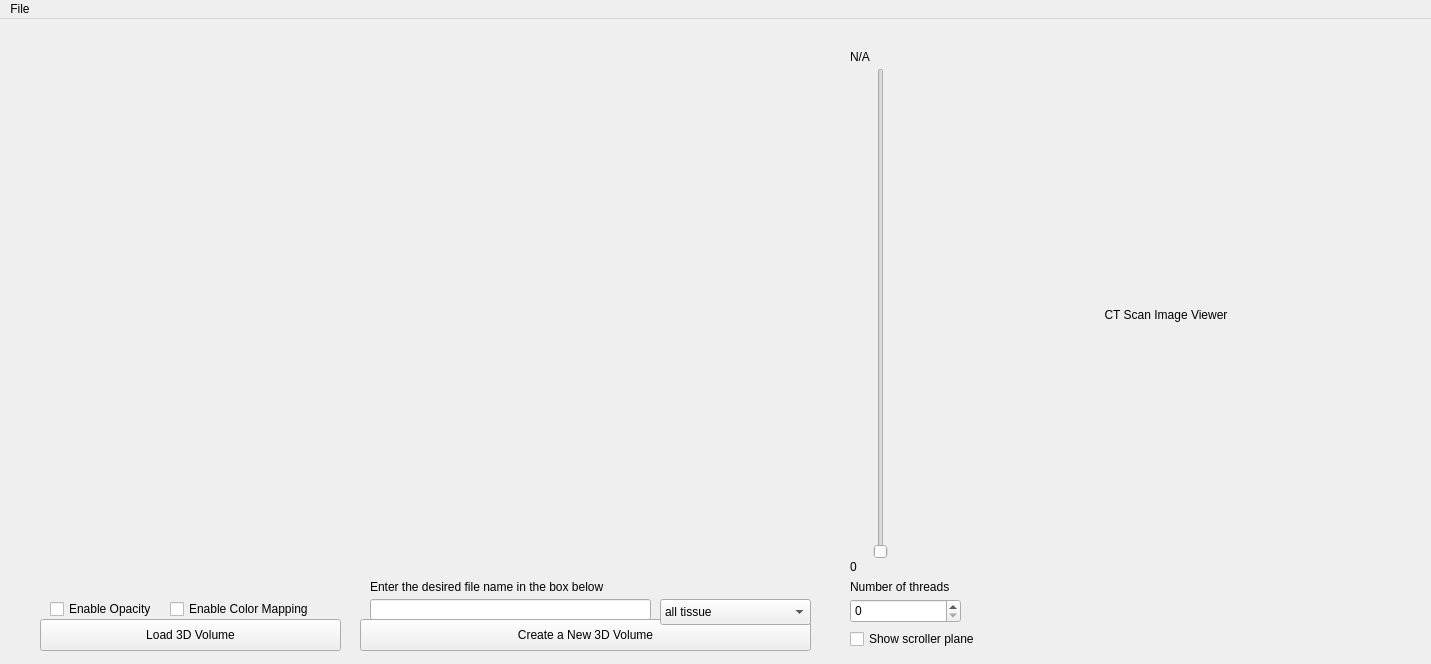
The window that forms/mainwindow.ui (chloesnyder/CIS497) describes before a commit, drawn with Qt 5.
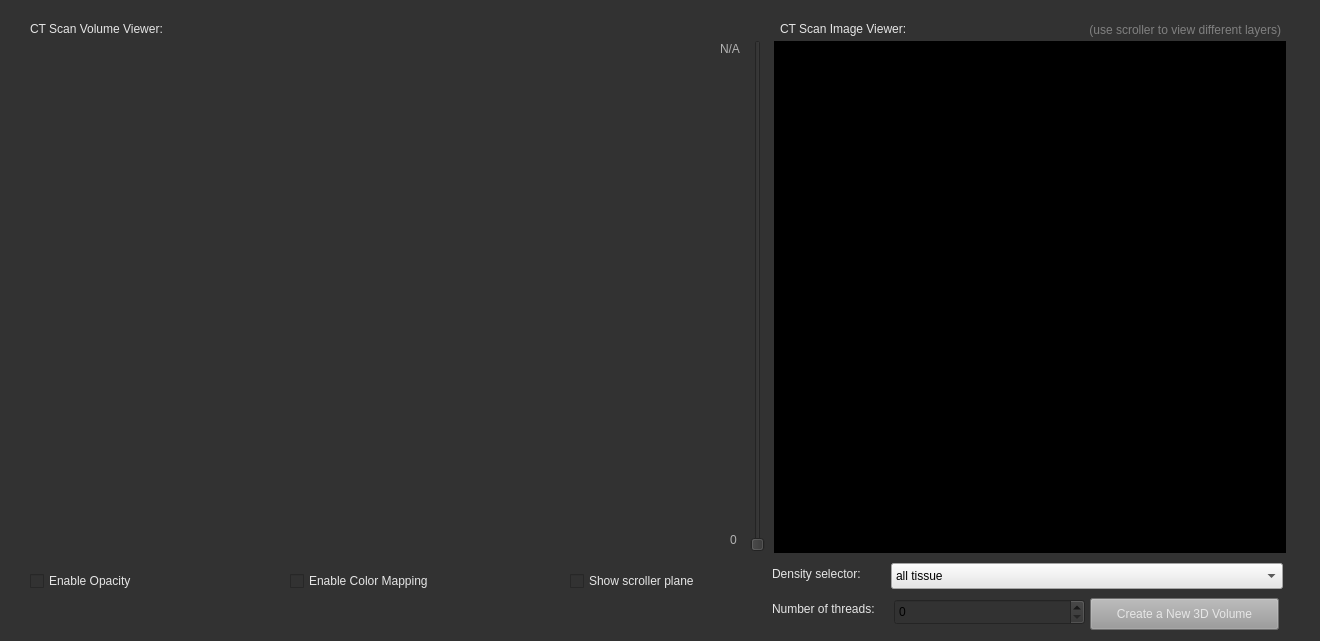
The same window after the commit. Custom widgets are drawn as their Qt base class.

Commit message: updated UI design with stylesheets

```diff
--- a/forms/mainwindow.ui
+++ b/forms/mainwindow.ui
@@ -6,94 +6,53 @@
    <rect>
     <x>0</x>
     <y>0</y>
-    <width>1431</width>
-    <height>664</height>
+    <width>1320</width>
+    <height>641</height>
    </rect>
   </property>
   <property name="windowTitle">
    <string>SeniorDesign</string>
   </property>
+  <property name="styleSheet">
+   <string notr="true">background-color: rgb(50, 50, 50);
+font: 13pt &quot;.SF NS Text&quot;;</string>
+  </property>
   <widget class="QWidget" name="centralWidget">
-   <widget class="MyGL" name="mygl" native="true">
-    <property name="geometry">
-     <rect>
-      <x>10</x>
-      <y>10</y>
-      <width>811</width>
-      <height>531</height>
-     </rect>
-    </property>
-    <property name="sizePolicy">
-     <sizepolicy hsizetype="Maximum" vsizetype="Maximum">
-      <horstretch>1</horstretch>
-      <verstretch>1</verstretch>
-     </sizepolicy>
-    </property>
-    <property name="minimumSize">
-     <size>
-      <width>618</width>
-      <height>432</height>
-     </size>
-    </property>
-   </widget>
    <widget class="QPushButton" name="newMeshButton">
     <property name="geometry">
      <rect>
-      <x>360</x>
-      <y>600</y>
-      <width>451</width>
+      <x>1090</x>
+      <y>598</y>
+      <width>189</width>
       <height>32</height>
      </rect>
     </property>
+    <property name="styleSheet">
+     <string notr="true">font: 13pt &quot;Avenir&quot;;
+background-color: rgb(153, 153, 153);
+color: rgb(230, 230, 230);
+alternate-background-color: rgb(160, 160, 160);
+selection-background-color: rgb(128, 0, 64);
+
+</string>
+    </property>
     <property name="text">
      <string>Create a New 3D Volume</string>
     </property>
    </widget>
-   <widget class="QPushButton" name="loadButton">
-    <property name="geometry">
-     <rect>
-      <x>40</x>
-      <y>600</y>
-      <width>301</width>
-      <height>32</height>
-     </rect>
-    </property>
-    <property name="text">
-     <string>Load 3D Volume</string>
-    </property>
-   </widget>
-   <widget class="QLineEdit" name="lineEdit">
-    <property name="geometry">
-     <rect>
-      <x>370</x>
-      <y>580</y>
-      <width>281</width>
-      <height>21</height>
-     </rect>
-    </property>
-   </widget>
-   <widget class="QLabel" name="label">
-    <property name="geometry">
-     <rect>
-      <x>370</x>
-      <y>560</y>
-      <width>271</width>
-      <height>16</height>
-     </rect>
-    </property>
-    <property name="text">
-     <string>Enter the desired file name in the box below</string>
-    </property>
-   </widget>
    <widget class="QCheckBox" name="checkBox">
     <property name="geometry">
      <rect>
-      <x>50</x>
-      <y>580</y>
-      <width>151</width>
-      <height>20</height>
+      <x>30</x>
+      <y>570</y>
+      <width>114</width>
+      <height>22</height>
      </rect>
     </property>
+    <property name="styleSheet">
+     <string notr="true">font: 13pt &quot;Avenir&quot;;
+color: rgb(230, 230, 230);</string>
+    </property>
     <property name="text">
      <string>Enable Opacity</string>
     </property>
@@ -101,12 +60,16 @@
    <widget class="QCheckBox" name="colormap">
     <property name="geometry">
      <rect>
-      <x>170</x>
-      <y>580</y>
-      <width>171</width>
-      <height>20</height>
+      <x>290</x>
+      <y>570</y>
+      <width>157</width>
+      <height>22</height>
      </rect>
     </property>
+    <property name="styleSheet">
+     <string notr="true">font: 13pt &quot;Avenir&quot;;
+color: rgb(230, 230, 230);</string>
+    </property>
     <property name="text">
      <string>Enable Color Mapping</string>
     </property>
@@ -114,12 +77,30 @@
    <widget class="QSlider" name="layerSlider">
     <property name="geometry">
      <rect>
-      <x>870</x>
-      <y>49</y>
-      <width>22</width>
-      <height>491</height>
+      <x>750</x>
+      <y>40</y>
+      <width>16</width>
+      <height>512</height>
      </rect>
     </property>
+    <property name="minimumSize">
+     <size>
+      <width>0</width>
+      <height>512</height>
+     </size>
+    </property>
+    <property name="maximumSize">
+     <size>
+      <width>16777215</width>
+      <height>512</height>
+     </size>
+    </property>
+    <property name="styleSheet">
+     <string notr="true">font: 13pt &quot;Avenir&quot;;
+gridline-color: rgb(252, 14, 49);
+alternate-background-color: rgb(0, 0, 128);
+border-color: rgb(0, 255, 255);</string>
+    </property>
     <property name="maximum">
      <number>100</number>
     </property>
@@ -148,12 +129,16 @@
    <widget class="QLabel" name="label_3">
     <property name="geometry">
      <rect>
-      <x>850</x>
-      <y>30</y>
-      <width>60</width>
-      <height>16</height>
+      <x>720</x>
+      <y>40</y>
+      <width>24</width>
+      <height>18</height>
      </rect>
     </property>
+    <property name="styleSheet">
+     <string notr="true">font: 13pt &quot;Avenir&quot;;
+color: rgb(179, 179, 179);</string>
+    </property>
     <property name="text">
      <string>N/A</string>
     </property>
@@ -161,12 +146,16 @@
    <widget class="QLabel" name="label_4">
     <property name="geometry">
      <rect>
-      <x>850</x>
-      <y>540</y>
-      <width>60</width>
-      <height>16</height>
+      <x>730</x>
+      <y>530</y>
+      <width>20</width>
+      <height>20</height>
      </rect>
     </property>
+    <property name="styleSheet">
+     <string notr="true">font: 13pt &quot;Avenir&quot;;
+color: rgb(179, 179, 179);</string>
+    </property>
     <property name="text">
      <string>0</string>
     </property>
@@ -174,12 +163,27 @@
    <widget class="QLabel" name="ImageViewer">
     <property name="geometry">
      <rect>
-      <x>910</x>
-      <y>40</y>
+      <x>774</x>
+      <y>41</y>
       <width>512</width>
       <height>512</height>
      </rect>
     </property>
+    <property name="minimumSize">
+     <size>
+      <width>512</width>
+      <height>512</height>
+     </size>
+    </property>
+    <property name="maximumSize">
+     <size>
+      <width>512</width>
+      <height>512</height>
+     </size>
+    </property>
+    <property name="styleSheet">
+     <string notr="true">background-color: rgb(0, 0, 0);</string>
+    </property>
     <property name="text">
      <string>CT Scan Image Viewer</string>
     </property>
@@ -190,12 +194,17 @@
    <widget class="QComboBox" name="tissueSelection">
     <property name="geometry">
      <rect>
-      <x>660</x>
-      <y>580</y>
-      <width>151</width>
+      <x>891</x>
+      <y>563</y>
+      <width>392</width>
       <height>26</height>
      </rect>
     </property>
+    <property name="styleSheet">
+     <string notr="true">font: 13pt &quot;Avenir Next&quot;;
+background-color: rgb(230, 230, 230);
+alternate-background-color: rgb(128, 128, 128);</string>
+    </property>
     <item>
      <property name="text">
       <string>all tissue</string>
@@ -220,12 +229,15 @@
    <widget class="QSpinBox" name="numThreadsSpinBox">
     <property name="geometry">
      <rect>
-      <x>850</x>
-      <y>580</y>
-      <width>111</width>
-      <height>24</height>
+      <x>894</x>
+      <y>599</y>
+      <width>191</width>
+      <height>26</height>
      </rect>
     </property>
+    <property name="styleSheet">
+     <string notr="true">font: 13pt &quot;Avenir&quot;;</string>
+    </property>
     <property name="maximum">
      <number>1000</number>
     </property>
@@ -233,46 +245,142 @@
    <widget class="QLabel" name="label_2">
     <property name="geometry">
      <rect>
-      <x>850</x>
-      <y>560</y>
-      <width>161</width>
-      <height>16</height>
+      <x>772</x>
+      <y>600</y>
+      <width>114</width>
+      <height>18</height>
      </rect>
     </property>
+    <property name="styleSheet">
+     <string notr="true">font: 13pt &quot;Avenir&quot;;
+color: rgb(230, 230, 230);</string>
+    </property>
     <property name="text">
-     <string>Number of threads</string>
+     <string>Number of threads:</string>
     </property>
    </widget>
    <widget class="QCheckBox" name="checkBox_2">
     <property name="geometry">
      <rect>
-      <x>850</x>
-      <y>610</y>
-      <width>171</width>
-      <height>20</height>
+      <x>570</x>
+      <y>570</y>
+      <width>141</width>
+      <height>22</height>
      </rect>
     </property>
+    <property name="styleSheet">
+     <string notr="true">font: 13pt &quot;Avenir&quot;;
+color: rgb(230, 230, 230);</string>
+    </property>
     <property name="text">
      <string>Show scroller plane</string>
     </property>
    </widget>
-  </widget>
-  <widget class="QMenuBar" name="menuBar">
-   <property name="geometry">
-    <rect>
-     <x>0</x>
-     <y>0</y>
-     <width>1431</width>
-     <height>22</height>
-    </rect>
-   </property>
-   <widget class="QMenu" name="menuFile">
-    <property name="title">
-     <string>File</string>
+   <widget class="QLabel" name="label_5">
+    <property name="geometry">
+     <rect>
+      <x>772</x>
+      <y>565</y>
+      <width>97</width>
+      <height>18</height>
+     </rect>
     </property>
-    <addaction name="actionQuit"/>
+    <property name="styleSheet">
+     <string notr="true">font: 13pt &quot;Avenir&quot;;
+color: rgb(230, 230, 230);</string>
+    </property>
+    <property name="text">
+     <string>Density selector:</string>
+    </property>
    </widget>
-   <addaction name="menuFile"/>
+   <widget class="QLabel" name="label_6">
+    <property name="geometry">
+     <rect>
+      <x>780</x>
+      <y>20</y>
+      <width>181</width>
+      <height>18</height>
+     </rect>
+    </property>
+    <property name="styleSheet">
+     <string notr="true">font: 81 13pt &quot;Avenir Next&quot;;
+color: rgb(230, 230, 230);</string>
+    </property>
+    <property name="text">
+     <string>CT Scan Image Viewer:</string>
+    </property>
+   </widget>
+   <widget class="QLabel" name="label_7">
+    <property name="geometry">
+     <rect>
+      <x>970</x>
+      <y>20</y>
+      <width>311</width>
+      <height>20</height>
+     </rect>
+    </property>
+    <property name="styleSheet">
+     <string notr="true">font: 13pt &quot;Avenir&quot;;
+color: rgb(128, 128, 128);</string>
+    </property>
+    <property name="text">
+     <string>&lt;html&gt;&lt;head/&gt;&lt;body&gt;&lt;p align=&quot;right&quot;&gt;(use scroller to view different layers)&lt;/p&gt;&lt;/body&gt;&lt;/html&gt;</string>
+    </property>
+   </widget>
+   <widget class="QLabel" name="label_8">
+    <property name="geometry">
+     <rect>
+      <x>30</x>
+      <y>20</y>
+      <width>181</width>
+      <height>18</height>
+     </rect>
+    </property>
+    <property name="styleSheet">
+     <string notr="true">font: 81 13pt &quot;Avenir Next&quot;;
+color: rgb(230, 230, 230);</string>
+    </property>
+    <property name="text">
+     <string>CT Scan Volume Viewer:</string>
+    </property>
+   </widget>
+   <widget class="QWidget" name="">
+    <property name="geometry">
+     <rect>
+      <x>32</x>
+      <y>41</y>
+      <width>680</width>
+      <height>526</height>
+     </rect>
+    </property>
+    <layout class="QVBoxLayout" name="verticalLayout">
+     <item>
+      <widget class="MyGL" name="mygl" native="true">
+       <property name="sizePolicy">
+        <sizepolicy hsizetype="Maximum" vsizetype="Maximum">
+         <horstretch>1</horstretch>
+         <verstretch>1</verstretch>
+        </sizepolicy>
+       </property>
+       <property name="minimumSize">
+        <size>
+         <width>678</width>
+         <height>512</height>
+        </size>
+       </property>
+       <property name="maximumSize">
+        <size>
+         <width>16777215</width>
+         <height>10000</height>
+        </size>
+       </property>
+      </widget>
+     </item>
+     <item>
+      <layout class="QHBoxLayout" name="horizontalLayout"/>
+     </item>
+    </layout>
+   </widget>
   </widget>
   <action name="actionQuit">
    <property name="text">
```
Left out of the diff: 128 changed lines with no effect on the pictures.
